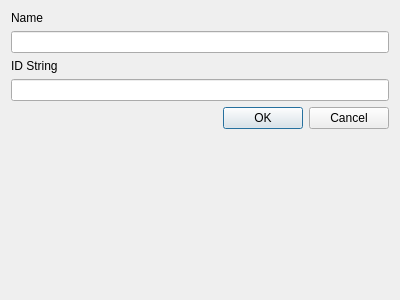
Old version of the form ui/dialogs/NewEsquema_dlg.ui in the repository icampsi/FindWhat.
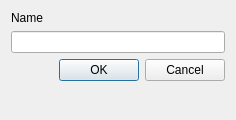
New version of the form.

What changed in the file:
```diff
--- a/ui/dialogs/NewEsquema_dlg.ui
+++ b/ui/dialogs/NewEsquema_dlg.ui
@@ -9,10 +9,16 @@
    <rect>
     <x>0</x>
     <y>0</y>
-    <width>400</width>
-    <height>300</height>
+    <width>236</width>
+    <height>120</height>
    </rect>
   </property>
+  <property name="sizePolicy">
+   <sizepolicy hsizetype="Fixed" vsizetype="Preferred">
+    <horstretch>0</horstretch>
+    <verstretch>0</verstretch>
+   </sizepolicy>
+  </property>
   <property name="windowTitle">
    <string>New Esquema</string>
   </property>
@@ -30,17 +36,7 @@
    <item row="1" column="0" colspan="2">
     <widget class="QLineEdit" name="lineEdit_nameEsquema"/>
    </item>
-   <item row="2" column="0">
-    <widget class="QLabel" name="label">
-     <property name="text">
-      <string>ID String</string>
-     </property>
-    </widget>
-   </item>
-   <item row="3" column="0" colspan="2">
-    <widget class="QLineEdit" name="lineEdit_idString"/>
-   </item>
-   <item row="5" column="1">
+   <item row="3" column="1">
     <widget class="QDialogButtonBox" name="buttonBox">
      <property name="standardButtons">
       <set>QDialogButtonBox::Cancel|QDialogButtonBox::Ok</set>
```
